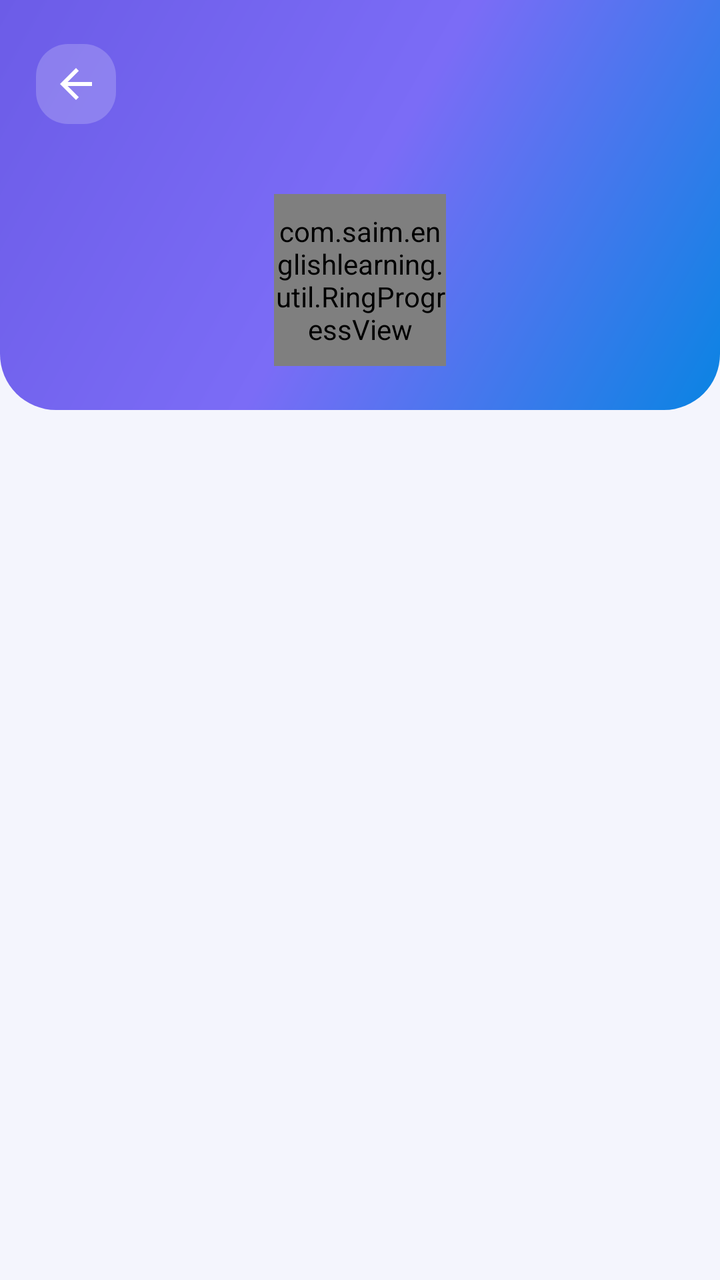
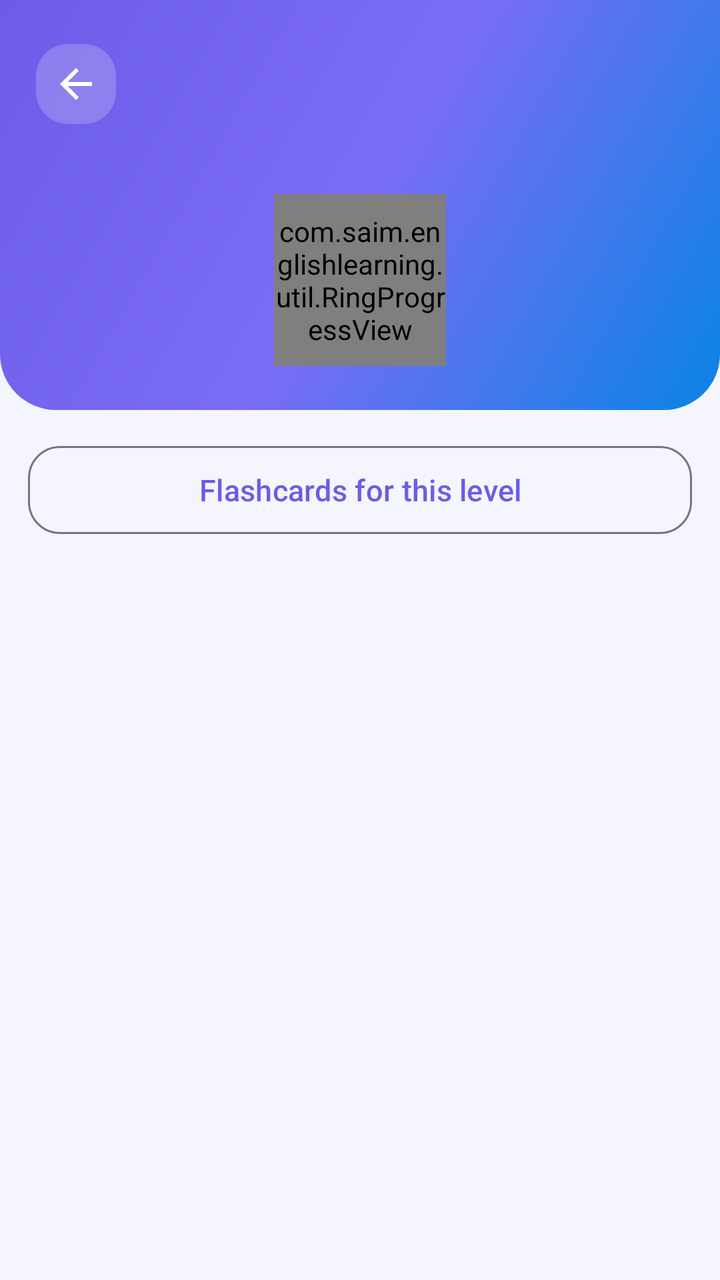

The first picture is an Android layout as it rendered before a commit; the second is the same layout after the commit. The layout source and the unified diff follow.
<!-- AndroidManifest.xml: application theme Theme.MuntahaEnglish -->
<!-- res/layout/activity_lesson_list.xml -->
<?xml version="1.0" encoding="utf-8"?>
<LinearLayout xmlns:android="http://schemas.android.com/apk/res/android"
    xmlns:app="http://schemas.android.com/apk/res-auto"
    android:layout_width="match_parent"
    android:layout_height="match_parent"
    android:background="@color/background"
    android:orientation="vertical">

    <LinearLayout
        android:layout_width="match_parent"
        android:layout_height="wrap_content"
        android:background="@drawable/bg_header_gradient"
        android:orientation="vertical"
        android:paddingStart="18dp"
        android:paddingTop="22dp"
        android:paddingEnd="18dp"
        android:paddingBottom="22dp">

        <LinearLayout
            android:layout_width="match_parent"
            android:layout_height="wrap_content"
            android:gravity="center_vertical"
            android:orientation="horizontal">

            <ImageButton
                android:id="@+id/buttonBack"
                android:layout_width="40dp"
                android:layout_height="40dp"
                android:background="@drawable/bg_level_badge"
                android:contentDescription="@string/back"
                android:padding="9dp"
                android:src="@drawable/ic_back" />

            <TextView
                android:id="@+id/textLessonTitle"
            style="@style/ScreenTitle"
                android:layout_width="0dp"
                android:layout_height="wrap_content"
                android:layout_marginStart="14dp"
                android:layout_weight="1"
                 />
        </LinearLayout>
        <TextView
            android:id="@+id/textLessonSubtitle"
            style="@style/ScreenSubtitle"
            android:layout_width="match_parent"
            android:layout_height="wrap_content"
            android:layout_marginTop="4dp" />

        <com.saim.englishlearning.util.RingProgressView
            android:id="@+id/ringLevel"
            android:layout_width="86dp"
            android:layout_height="86dp"
            android:layout_gravity="center_horizontal"
            android:layout_marginTop="12dp" />
    </LinearLayout>

    <androidx.recyclerview.widget.RecyclerView
        android:id="@+id/listUnits"
        android:layout_width="match_parent"
        android:layout_height="0dp"
        android:layout_weight="1"
        android:clipToPadding="false"
        android:paddingStart="12dp"
        android:paddingTop="12dp"
        android:paddingEnd="12dp"
        android:paddingBottom="18dp"
        android:scrollbars="none" />
</LinearLayout>
<!-- resources referenced by this layout -->
<resources>
  <color name="background">#F4F5FD</color>
  <!-- drawable bg_header_gradient (drawable) -->
  <?xml version="1.0" encoding="utf-8"?>
  <shape xmlns:android="http://schemas.android.com/apk/res/android" android:shape="rectangle">
      <gradient
          android:angle="315"
          android:startColor="#6C5CE7"
          android:centerColor="#7B6CF6"
          android:endColor="#0984E3"
          android:type="linear" />
      <corners android:bottomLeftRadius="28dp" android:bottomRightRadius="28dp" />
  </shape>
  <!-- drawable bg_level_badge (drawable) -->
  <?xml version="1.0" encoding="utf-8"?>
  <shape xmlns:android="http://schemas.android.com/apk/res/android" android:shape="rectangle">
      <solid android:color="#33FFFFFF" />
      <corners android:radius="16dp" />
  </shape>
  <!-- drawable ic_back (drawable) -->
  <?xml version="1.0" encoding="utf-8"?>
  <vector xmlns:android="http://schemas.android.com/apk/res/android"
      android:width="24dp"
      android:height="24dp"
      android:viewportWidth="24"
      android:viewportHeight="24">
      <path android:fillColor="#FFFFFF" android:pathData="M20,11H7.83l5.59,-5.59L12,4l-8,8 8,8 1.41,-1.41L7.83,13H20v-2z" />
  </vector>
  <string name="back">Back</string>
  <style name="ScreenSubtitle">
          <item name="android:textSize">14sp</item>
          <item name="android:textColor">#DDFFFFFF</item>
      </style>
  <style name="ScreenTitle">
          <item name="android:textSize">22sp</item>
          <item name="android:textStyle">bold</item>
          <item name="android:textColor">@color/text_on_brand</item>
      </style>
  <style name="Theme.MuntahaEnglish" parent="Theme.Material3.Light.NoActionBar">
          <item name="colorPrimary">@color/brand_primary</item>
          <item name="colorOnPrimary">@color/text_on_brand</item>
          <item name="colorSecondary">@color/brand_secondary</item>
          <item name="colorOnSecondary">@color/text_on_brand</item>
          <item name="android:colorBackground">@color/background</item>
          <item name="colorSurface">@color/surface</item>
          <item name="colorOnSurface">@color/text_primary</item>
          <item name="android:statusBarColor" tools:targetApi="l">@color/brand_primary_dark</item>
          <item name="android:windowBackground">@color/background</item>
      </style>
  <color name="text_on_brand">#FFFFFF</color>
  <color name="brand_primary">#6C5CE7</color>
  <color name="brand_secondary">#00B894</color>
  <color name="surface">#FFFFFF</color>
  <color name="text_primary">#1B1B2F</color>
  <color name="brand_primary_dark">#4B3FC4</color>
</resources>

<!-- the commit's change to res/layout/activity_lesson_list.xml (unified diff, before → after) -->
@@ -55,6 +55,19 @@
             android:layout_marginTop="12dp" />
     </LinearLayout>
 
+    <com.google.android.material.button.MaterialButton
+        android:id="@+id/buttonFlashcards"
+        style="@style/Widget.Material3.Button.OutlinedButton"
+        android:layout_width="match_parent"
+        android:layout_height="52dp"
+        android:layout_marginStart="14dp"
+        android:layout_marginTop="14dp"
+        android:layout_marginEnd="14dp"
+        android:text="@string/open_flashcards"
+        android:textAllCaps="false"
+        android:textSize="15sp"
+        app:cornerRadius="16dp" />
+
     <androidx.recyclerview.widget.RecyclerView
         android:id="@+id/listUnits"
         android:layout_width="match_parent"
<!-- resource entries referenced after the edit -->
@@ -28,6 +28,7 @@
       <path android:fillColor="#FFFFFF" android:pathData="M20,11H7.83l5.59,-5.59L12,4l-8,8 8,8 1.41,-1.41L7.83,13H20v-2z" />
   </vector>
   <string name="back">Back</string>
+  <string name="open_flashcards">Flashcards for this level</string>
   <style name="ScreenSubtitle">
           <item name="android:textSize">14sp</item>
           <item name="android:textColor">#DDFFFFFF</item>
